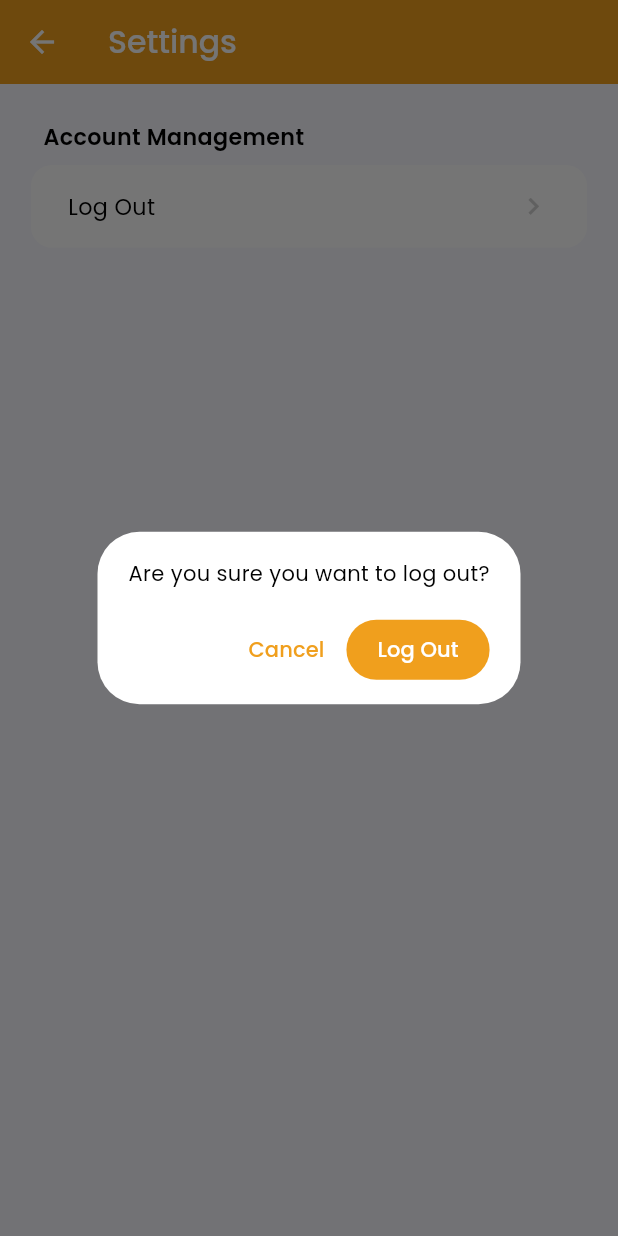
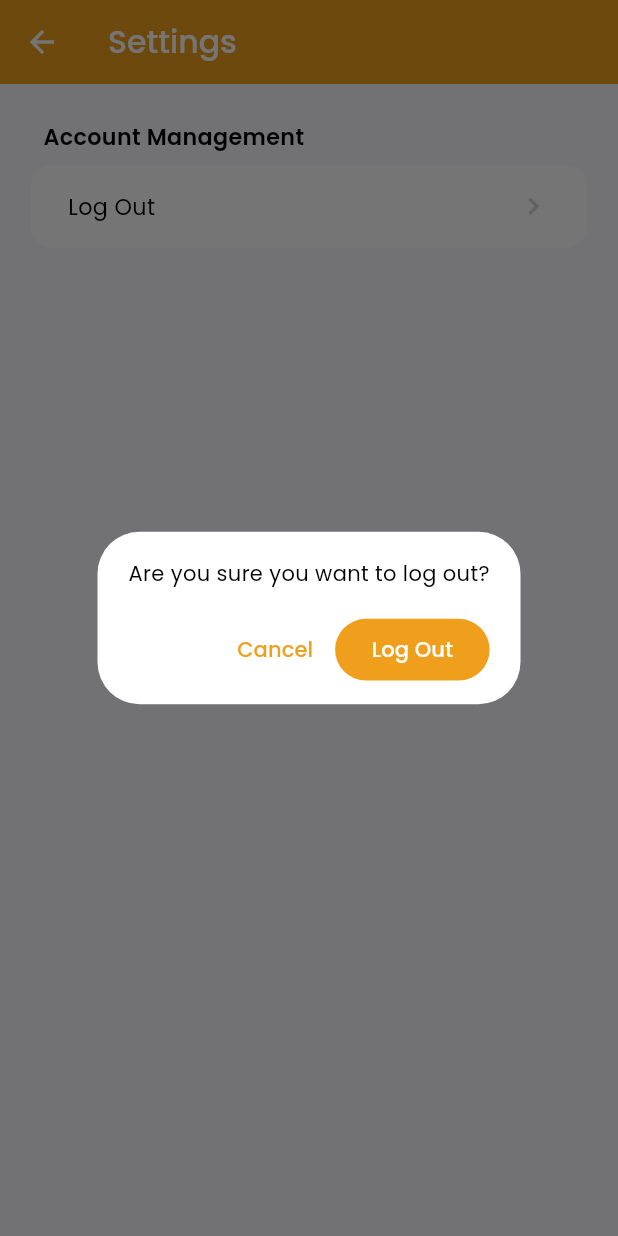
Before and after one commit to eseepark06/eseepark, a Flutter app: the Settings screen opened directly, after a tap on "Log Out", on a phone screen of 412 x 824 dp. Run offline on Flutter 3.47's test engine with Material 3 defaults, Android fonts, the light colour scheme and no system bars; our stand-ins replace dropdown_button2, flutter_native_splash, flutter_otp_text_field, flutter_sticky_header, flutter_svg, get and 3 more; accounts and stored records are empty; statements that could not run were skipped.

Commit message:
eSEEPark v1.0.2

```diff
--- a/lib/screens/others/accounts/partials/settings.dart
+++ b/lib/screens/others/accounts/partials/settings.dart
@@ -2,6 +2,7 @@ import 'package:eseepark/customs/custom_widgets.dart';
 import 'package:eseepark/globals.dart';
 import 'package:eseepark/main.dart';
 import 'package:eseepark/screens/others/lobby/lobby.dart';
+import 'package:flutter/cupertino.dart';
 import 'package:flutter/material.dart';
 import 'package:get/get.dart';
 
@@ -13,6 +14,8 @@ class Settings extends StatefulWidget {
 }
 
 class _SettingsState extends State<Settings> {
+  ValueNotifier<bool> processingLogout = ValueNotifier(false);
+
   @override
   Widget build(BuildContext context) {
     return Scaffold(
@@ -65,15 +68,30 @@ class _SettingsState extends State<Settings> {
                             ),
                           ),
                         ),
-                        TextButton(
+                        ValueListenableBuilder<bool>(
+                          valueListenable: processingLogout,
+                          builder: (context, value, child) {
+                            return TextButton(
                               onPressed: () async {
                                 try {
+
+                                  if(!value) {
+                                    setState(() {
+                                      processingLogout.value = true;
+                                    });
+
                                     await supabase.auth.signOut();
+
+                                    setState(() {
+                                      processingLogout.value = false;
+                                    });
 
                                     Get.offAll(() => const Lobby(),
                                         transition: Transition.cupertino,
                                         duration: const Duration(milliseconds: 450)
                                     );
+                                  }
+
                                 } catch(e) {
                                   print('Exception: $e');
                                 }
@@ -82,13 +100,17 @@ class _SettingsState extends State<Settings> {
                                 padding: MaterialStateProperty.all(EdgeInsets.symmetric(
                                   horizontal: screenWidth * 0.05
                                 )),
+                                minimumSize: MaterialStateProperty.all(Size(screenWidth * 0.25, screenHeight * 0.05)),
                                 backgroundColor: MaterialStateProperty.all(Theme.of(context).colorScheme.primary),
                               ),
-                          child: Text('Log Out',
+                              child: value ? CupertinoActivityIndicator(color: Colors.white) :
+                                Text('Log Out',
                                   style: TextStyle(
                                       color: Colors.white
                                   ),
                                 ),
+                            );
+                          }
                         )
                       ],
                     )
```
Also changed, not shown: lib/screens/others/lobby/account_name.dart (+14 -1 lines), lib/screens/others/lobby/account_otp.dart (+36 -4 lines), lib/screens/others/lobby/lobby.dart (+28 -4 lines). Lines whose indentation alone changed are shown as unchanged.
